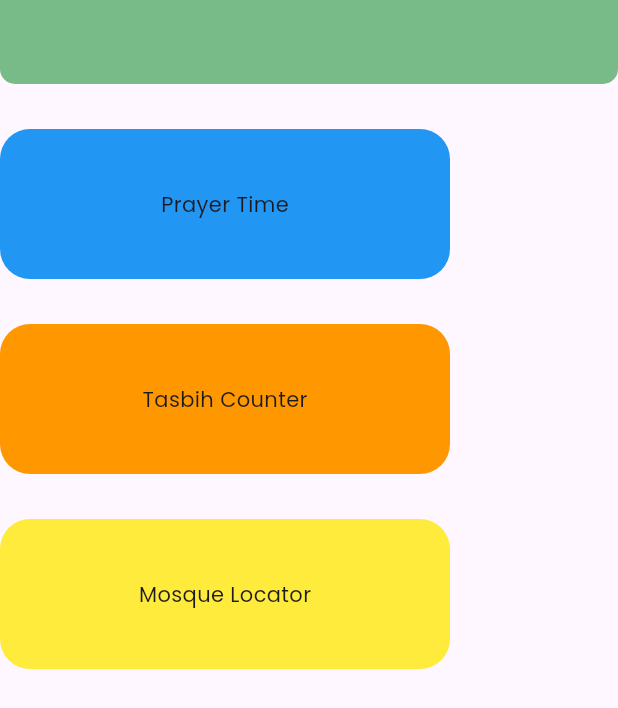
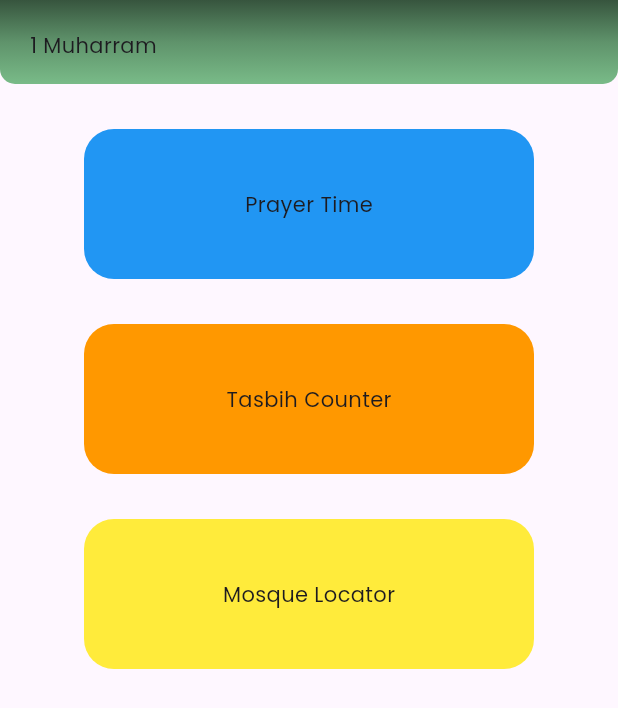
Before and after one commit to muazzzznabil/Muslim-Guider_flutter, a Flutter app: the screen it shows after launch, on a phone screen of 412 x 824 dp. Shown: the top 708 px of the screen. Run offline on Flutter 3.47's test engine with Material 3 defaults, Android fonts, the phone set to English and light mode, and no system bars.

Commit message:
update HomePage.dart

```diff
--- a/lib/pages/HomePage.dart
+++ b/lib/pages/HomePage.dart
@@ -16,7 +16,10 @@ class _HomePageState extends State<HomePage> {
   Widget build(BuildContext context) {
     return  Scaffold(
     appBar: appBar(),
-      body: Column(
+      body: Row(
+        mainAxisAlignment: MainAxisAlignment.center,
+        children: [
+          Column(
             children: [
               SizedBox(height: 30,),
               prayerTimeWidget(),
@@ -24,12 +27,10 @@ class _HomePageState extends State<HomePage> {
               tasbihCounterWidget(),
               SizedBox(height: 30,),
               mosqueLocatorWidget()
-
-
-
             ],
           ),
-
+        ],
+      ),
     );
   }
 
@@ -90,22 +91,26 @@ class _HomePageState extends State<HomePage> {
     );
   }
 
-  AppBar appBar() {
+  AppBar appBar() { //KIV
     return AppBar(
-    backgroundColor: Color(0xff79BB88),
-    //   backgroundColor: LinearGradient(
-    //     begin: Alignment.topCenter,
-    //     end: Alignment.bottomCenter,
-    //     colors: [
-    //       Color(0xff37553E),
-    //       Color(0xff5f936B),
-    //       Color(0xff79BB88)
-    //     ],
-    //   ),
-    shape: RoundedRectangleBorder(
-      borderRadius: BorderRadius.vertical(
-        bottom: Radius.circular(10)
-      )
+      flexibleSpace: Container(
+        child: Padding(
+          padding: const EdgeInsets.all(20.0),
+          child: Text('1 Muharram\n1435H'),
+        ),
+        height: 250,
+        decoration: BoxDecoration(
+          gradient: LinearGradient(
+            begin: Alignment.topCenter,
+            end: Alignment.bottomCenter,
+            colors: [
+              Color(0xff37553E),
+              Color(0xff5f936B),
+              Color(0xff79BB88)
+            ],
+          ),
+          borderRadius: BorderRadius.only( bottomLeft: Radius.circular(10),bottomRight: Radius.circular(10))
+        ),
       ),
   );
   }
```
Lines whose indentation alone changed are shown as unchanged.
